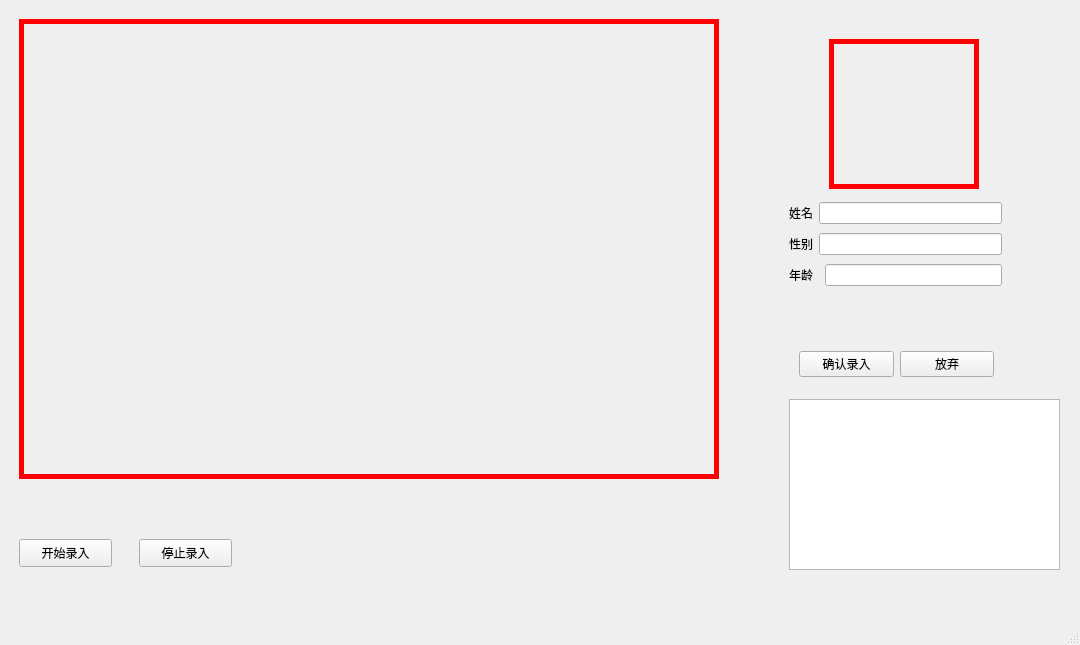
Qt form ui_creator/form.ui (epocode/attendance_system) before a commit.
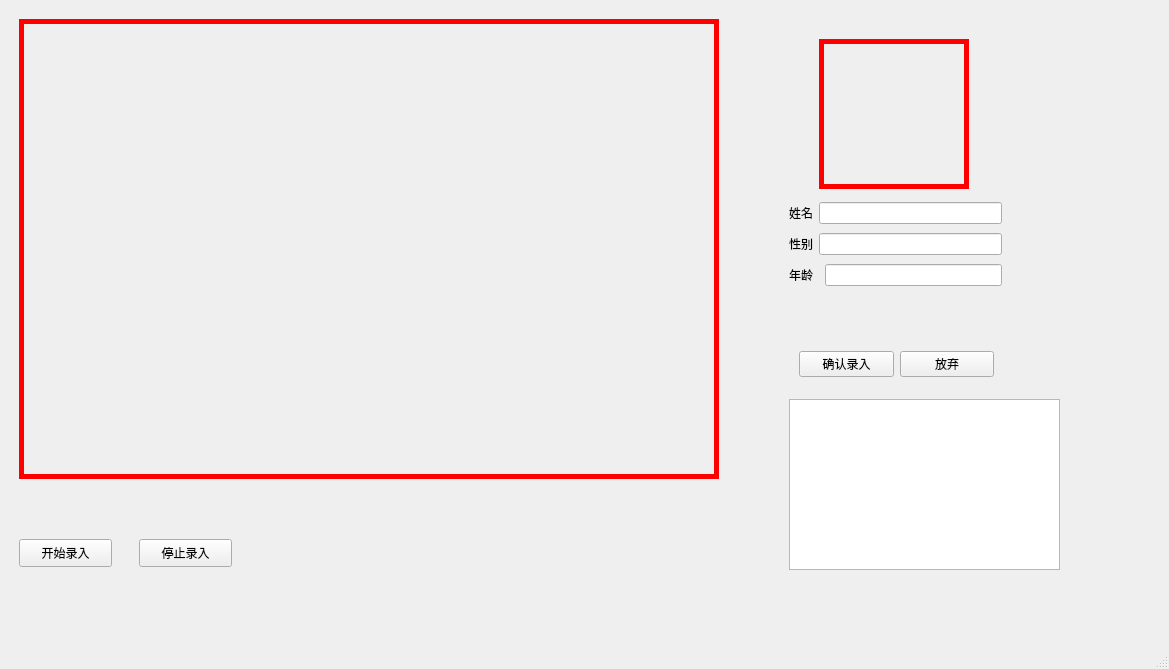
The same form after that commit. The open tabs and pages were chosen to show the change.

What changed in the file:
```diff
--- a/ui_creator/form.ui
+++ b/ui_creator/form.ui
@@ -6,8 +6,8 @@
    <rect>
     <x>0</x>
     <y>0</y>
-    <width>1080</width>
-    <height>645</height>
+    <width>1169</width>
+    <height>669</height>
    </rect>
   </property>
   <property name="windowTitle">
@@ -192,7 +192,7 @@
        <widget class="QLabel" name="label_face">
         <property name="geometry">
          <rect>
-          <x>820</x>
+          <x>810</x>
           <y>30</y>
           <width>150</width>
           <height>150</height>
@@ -200,8 +200,8 @@
         </property>
         <property name="sizePolicy">
          <sizepolicy hsizetype="Fixed" vsizetype="Fixed">
-          <horstretch>0</horstretch>
-          <verstretch>0</verstretch>
+          <horstretch>150</horstretch>
+          <verstretch>150</verstretch>
          </sizepolicy>
         </property>
         <property name="styleSheet">
@@ -221,7 +221,7 @@
          </rect>
         </property>
        </widget>
-       <widget class="QWidget" name="">
+       <widget class="QWidget" name="layoutWidget">
         <property name="geometry">
          <rect>
           <x>780</x>
@@ -230,6 +230,12 @@
           <height>91</height>
          </rect>
         </property>
+        <property name="sizePolicy">
+         <sizepolicy hsizetype="Preferred" vsizetype="Preferred">
+          <horstretch>150</horstretch>
+          <verstretch>150</verstretch>
+         </sizepolicy>
+        </property>
         <layout class="QGridLayout" name="gridLayout">
          <item row="0" column="0">
           <widget class="QLabel" name="label">
@@ -263,7 +269,7 @@
          </item>
         </layout>
        </widget>
-       <widget class="QWidget" name="">
+       <widget class="QWidget" name="layoutWidget">
         <property name="geometry">
          <rect>
           <x>790</x>
@@ -272,6 +278,12 @@
           <height>30</height>
          </rect>
         </property>
+        <property name="sizePolicy">
+         <sizepolicy hsizetype="Preferred" vsizetype="Preferred">
+          <horstretch>150</horstretch>
+          <verstretch>150</verstretch>
+         </sizepolicy>
+        </property>
         <layout class="QHBoxLayout" name="horizontalLayout_2">
          <item>
           <widget class="QPushButton" name="btn_confirm">
```
Left out of the diff: 51 changed lines with no effect on the pictures.
